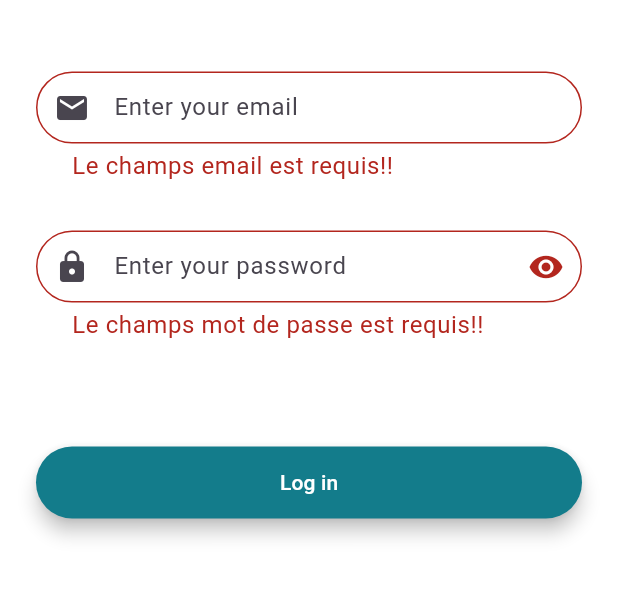
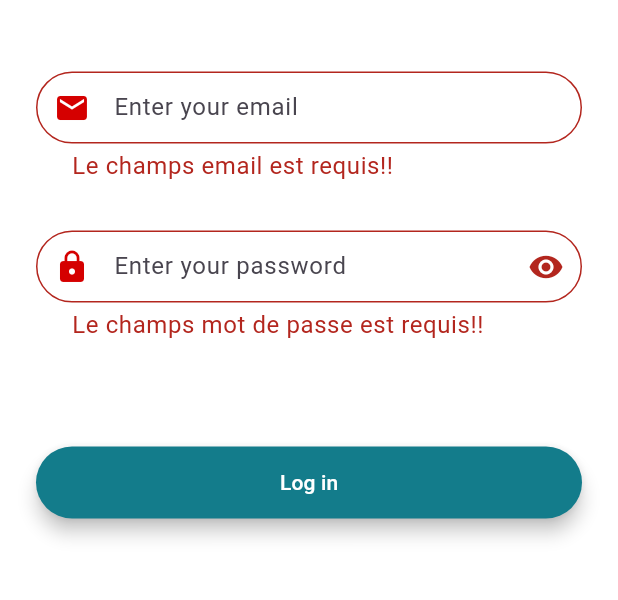
Before and after one commit to moAllElite/flash-chat-flutter, a Flutter app: the LoginScreen screen opened by its route, after a tap on "Log in", on a phone screen of 412 x 824 dp, the part 497-1097 px from its top. Run offline on Flutter 3.47's test engine with Material 3 defaults, Android fonts, the phone set to English and light mode, and no system bars; drawn by our look-alikes of modal_progress_hud_nsn; our stand-ins replace animated_text_kit, cloud_firestore, firebase_auth, firebase_core; accounts and stored records are empty.

Commit message:
flash-chat

```diff
--- a/lib/screens/login_screen.dart
+++ b/lib/screens/login_screen.dart
@@ -17,6 +17,8 @@ class LoginScreen extends StatefulWidget {
 }
 
 class LoginScreenState extends State<LoginScreen> {
+  bool isEmailEmpty = false;
+  bool isPasswordEmpty = false;
   bool passwordVisible = false;
   late String email ;
   late String password;
@@ -25,7 +27,12 @@ class LoginScreenState extends State<LoginScreen> {
   @override
   void initState() {
     passwordVisible = true;
+    isEmailEmpty = false;
+    isEmailEmpty = false;
     super.initState();
+  }
+  Color iconColor(bool errorFound){
+    return errorFound == true ? Colors.redAccent.shade700: Colors.grey.shade800;
   }
   void signIn(String email, String password, BuildContext context) async {
     try {
@@ -100,15 +107,23 @@ class LoginScreenState extends State<LoginScreen> {
                   },
                   validator: ( value){
                     if( value == null || value.isEmpty){
+                      setState(() {
+                        isEmailEmpty = true;
+                      });
                       return 'Le champs email est requis!!';
+                    }else{
+                      setState(() {
+                        isEmailEmpty = false;
+                      });
                     }
                     return null;
                   },
                   keyboardType: TextInputType.emailAddress,
                   decoration: kTextFieldDecoration.copyWith(
                     hintText:'Enter your email',
-                    prefixIcon: const Icon(
+                    prefixIcon:  Icon(
                       Icons.email,
+                      color: iconColor(isEmailEmpty),
                     ),
                   ),
                 ),
@@ -123,14 +138,22 @@ class LoginScreenState extends State<LoginScreen> {
                   // The validator receives the text that the user has entered
                   validator: ( value){
                     if( value == null || value.isEmpty){
+                      setState(() {
+                        isPasswordEmpty = true;
+                      });
                       return 'Le champs mot de passe est requis!!';
+                    }else{
+                      setState(() {
+                        isPasswordEmpty = false;
+                      });
                     }
                     return null;
                   },
                   style: const TextStyle(color: Colors.black),
                   decoration:kTextFieldDecoration.copyWith(
-                    prefixIcon: const Icon(
-                        Icons.lock
+                    prefixIcon:  Icon(
+                        Icons.lock,
+                      color:iconColor(isPasswordEmpty),
                     ),
                     suffixIcon: IconButton(
                         onPressed: (){
@@ -151,6 +174,7 @@ class LoginScreenState extends State<LoginScreen> {
                     title: 'Log in',
                     color: loginBtnColor,
                     onPressed: () async {
+
                       if(_formKey.currentState!.validate()){
                         setState(() {
                           showSpinning = true;
@@ -161,6 +185,8 @@ class LoginScreenState extends State<LoginScreen> {
                             backgroundColor: Colors.red,
                             message: 'Tous les champs sont obligatoires'
                         );
+
+                        print( "as $isPasswordEmpty $isEmailEmpty");
                       }
                     }
                 ),
```
